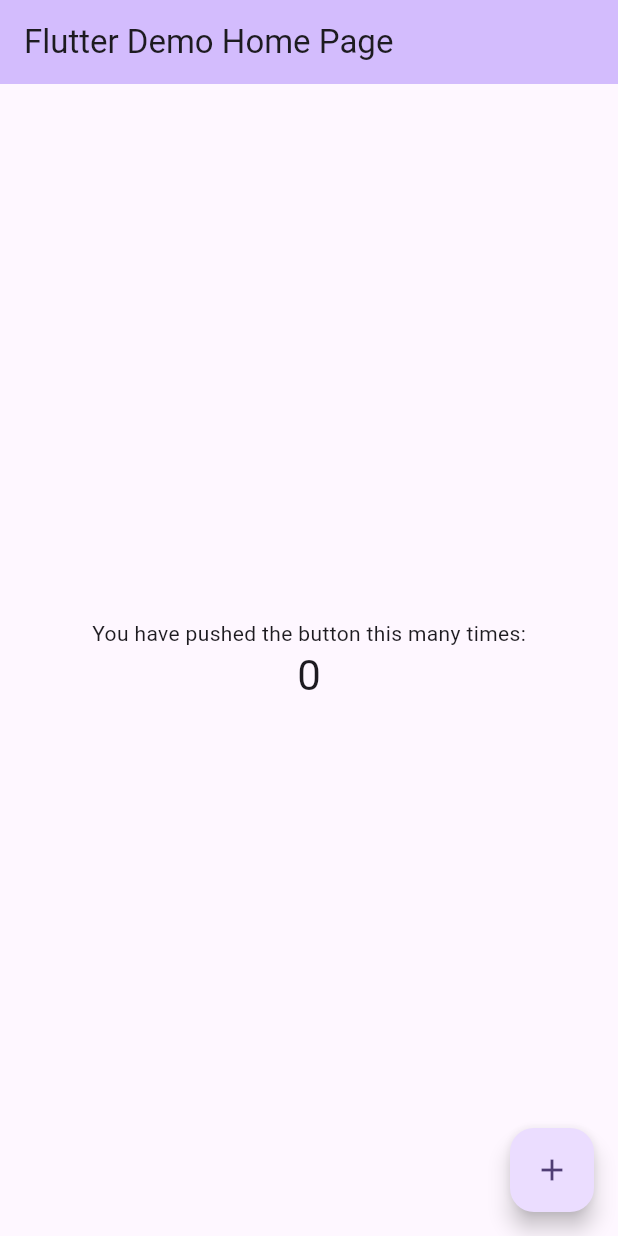
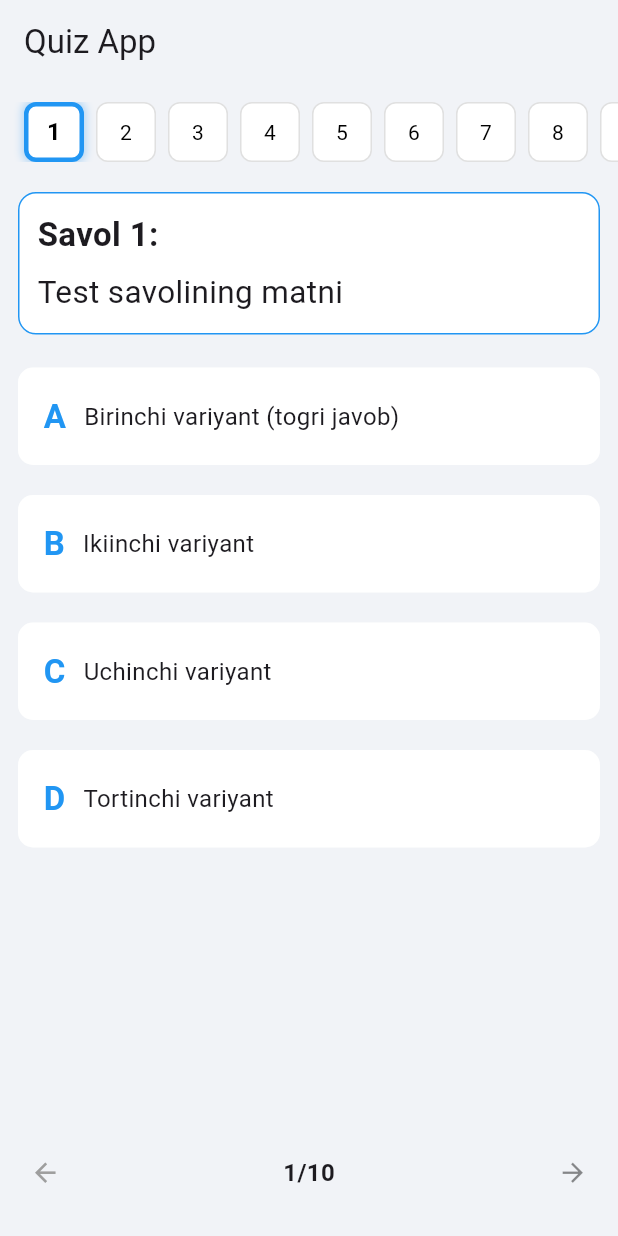
Before and after one commit to Temiraliyev/garant_task, a Flutter app: the screen it shows after launch, on a phone screen of 412 x 824 dp. Run offline on Flutter 3.47's test engine with Material 3 defaults, Android fonts, the phone set to English and light mode, and no system bars.

Commit message:
asosiy oyna yaratildi

```diff
--- a/lib/main.dart
+++ b/lib/main.dart
@@ -1,4 +1,5 @@
 import 'package:flutter/material.dart';
+import 'package:garant_task/screens/home_screen.dart';
 
 void main() {
   runApp(const MyApp());
@@ -11,112 +12,10 @@ class MyApp extends StatelessWidget {
   @override
   Widget build(BuildContext context) {
     return MaterialApp(
-      title: 'Flutter Demo',
       theme: ThemeData(
-        // This is the theme of your application.
-        //
-        // TRY THIS: Try running your application with "flutter run". You'll see
-        // the application has a purple toolbar. Then, without quitting the app,
-        // try changing the seedColor in the colorScheme below to Colors.green
-        // and then invoke "hot reload" (save your changes or press the "hot
-        // reload" button in a Flutter-supported IDE, or press "r" if you used
-        // the command line to start the app).
-        //
-        // Notice that the counter didn't reset back to zero; the application
-        // state is not lost during the reload. To reset the state, use hot
-        // restart instead.
-        //
-        // This works for code too, not just values: Most code changes can be
-        // tested with just a hot reload.
         colorScheme: ColorScheme.fromSeed(seedColor: Colors.deepPurple),
       ),
-      home: const MyHomePage(title: 'Flutter Demo Home Page'),
+      home: QuizScreen(),
     );
   }
 }
-
-class MyHomePage extends StatefulWidget {
-  const MyHomePage({super.key, required this.title});
-
-  // This widget is the home page of your application. It is stateful, meaning
-  // that it has a State object (defined below) that contains fields that affect
-  // how it looks.
-
-  // This class is the configuration for the state. It holds the values (in this
-  // case the title) provided by the parent (in this case the App widget) and
-  // used by the build method of the State. Fields in a Widget subclass are
-  // always marked "final".
-
-  final String title;
-
-  @override
-  State<MyHomePage> createState() => _MyHomePageState();
-}
-
-class _MyHomePageState extends State<MyHomePage> {
-  int _counter = 0;
-
-  void _incrementCounter() {
-    setState(() {
-      // This call to setState tells the Flutter framework that something has
-      // changed in this State, which causes it to rerun the build method below
-      // so that the display can reflect the updated values. If we changed
-      // _counter without calling setState(), then the build method would not be
-      // called again, and so nothing would appear to happen.
-      _counter++;
-    });
-  }
-
-  @override
-  Widget build(BuildContext context) {
-    // This method is rerun every time setState is called, for instance as done
-    // by the _incrementCounter method above.
-    //
-    // The Flutter framework has been optimized to make rerunning build methods
-    // fast, so that you can just rebuild anything that needs updating rather
-    // than having to individually change instances of widgets.
-    return Scaffold(
-      appBar: AppBar(
-        // TRY THIS: Try changing the color here to a specific color (to
-        // Colors.amber, perhaps?) and trigger a hot reload to see the AppBar
-        // change color while the other colors stay the same.
-        backgroundColor: Theme.of(context).colorScheme.inversePrimary,
-        // Here we take the value from the MyHomePage object that was created by
-        // the App.build method, and use it to set our appbar title.
-        title: Text(widget.title),
-      ),
-      body: Center(
-        // Center is a layout widget. It takes a single child and positions it
-        // in the middle of the parent.
-        child: Column(
-          // Column is also a layout widget. It takes a list of children and
-          // arranges them vertically. By default, it sizes itself to fit its
-          // children horizontally, and tries to be as tall as its parent.
-          //
-          // Column has various properties to control how it sizes itself and
-          // how it positions its children. Here we use mainAxisAlignment to
-          // center the children vertically; the main axis here is the vertical
-          // axis because Columns are vertical (the cross axis would be
-          // horizontal).
-          //
-          // TRY THIS: Invoke "debug painting" (choose the "Toggle Debug Paint"
-          // action in the IDE, or press "p" in the console), to see the
-          // wireframe for each widget.
-          mainAxisAlignment: MainAxisAlignment.center,
-          children: <Widget>[
-            const Text('You have pushed the button this many times:'),
-            Text(
-              '$_counter',
-              style: Theme.of(context).textTheme.headlineMedium,
-            ),
-          ],
-        ),
-      ),
-      floatingActionButton: FloatingActionButton(
-        onPressed: _incrementCounter,
-        tooltip: 'Increment',
-        child: const Icon(Icons.add),
-      ), // This trailing comma makes auto-formatting nicer for build methods.
-    );
-  }
-}
--- /dev/null
+++ b/lib/screens/home_screen.dart
@@ -0,0 +1,372 @@
+// ignore_for_file: deprecated_member_use
+
+import 'package:flutter/cupertino.dart';
+import 'package:flutter/material.dart';
+import 'package:garant_task/services/data/questions_data.dart';
+import 'package:garant_task/widgets/answer_card_widget.dart';
+
+class QuizScreen extends StatefulWidget {
+  const QuizScreen({super.key});
+
+  @override
+  State<QuizScreen> createState() => _QuizScreenState();
+}
+
+class _QuizScreenState extends State<QuizScreen> {
+  Map<int, int> selectedAnswers = {};
+  Map<int, bool> answerResults = {};
+  int questionIndex = 0;
+  int score = 0;
+  PageController pageController = PageController();
+  ScrollController indicatorScrollController = ScrollController();
+
+  @override
+  void dispose() {
+    pageController.dispose();
+    indicatorScrollController.dispose();
+    super.dispose();
+  }
+
+  void scrollIndicatorToCurrentIndex() {
+    if (indicatorScrollController.hasClients) {
+      double indicatorWidth = 58.0;
+      double screenWidth = MediaQuery.of(context).size.width;
+      double targetScroll =
+          (questionIndex * indicatorWidth) -
+          (screenWidth / 2) +
+          (indicatorWidth / 2);
+
+      indicatorScrollController.animateTo(
+        targetScroll.clamp(
+          0.0,
+          indicatorScrollController.position.maxScrollExtent,
+        ),
+        duration: Duration(milliseconds: 300),
+        curve: Curves.easeInOut,
+      );
+    }
+  }
+
+  void pickAnswer(int value) {
+    if (selectedAnswers[questionIndex] == null) {
+      setState(() {
+        selectedAnswers[questionIndex] = value;
+        final question = questions[questionIndex];
+        bool isCorrect = value == question.correctAnswerIndex;
+        answerResults[questionIndex] = isCorrect;
+
+        if (isCorrect) {
+          score++;
+        }
+      });
+    }
+  }
+
+  void goToNextQuestion() {
+    if (questionIndex < questions.length - 1) {
+      questionIndex++;
+      pageController.animateToPage(
+        questionIndex,
+        duration: Duration(milliseconds: 300),
+        curve: Curves.easeInOut,
+      );
+      setState(() {});
+
+      WidgetsBinding.instance.addPostFrameCallback((_) {
+        scrollIndicatorToCurrentIndex();
+      });
+    }
+  }
+
+  void goToPreviousQuestion() {
+    if (questionIndex > 0) {
+      questionIndex--;
+      pageController.animateToPage(
+        questionIndex,
+        duration: Duration(milliseconds: 300),
+        curve: Curves.easeInOut,
+      );
+      setState(() {});
+
+      WidgetsBinding.instance.addPostFrameCallback((_) {
+        scrollIndicatorToCurrentIndex();
+      });
+    }
+  }
+
+  void goToFirstUnansweredQuestion() {
+    for (int i = 0; i < questions.length; i++) {
+      if (selectedAnswers[i] == null) {
+        questionIndex = i;
+        pageController.animateToPage(
+          questionIndex,
+          duration: Duration(milliseconds: 300),
+          curve: Curves.easeInOut,
+        );
+        setState(() {});
+
+        WidgetsBinding.instance.addPostFrameCallback((_) {
+          scrollIndicatorToCurrentIndex();
+        });
+        return;
+      }
+    }
+  }
+
+  bool areAllQuestionsAnswered() {
+    return selectedAnswers.length == questions.length;
+  }
+
+  void finishQuiz() {
+    if (!areAllQuestionsAnswered()) {
+      showDialog(
+        context: context,
+        builder: (context) => AlertDialog(
+          title: Text('Diqqat!'),
+          content: Text(
+            'Hamma savollarga javob berilmadi. Birinchi javobsiz savolga o\'tishni xohlaysizmi?',
+          ),
+          actions: [
+            TextButton(
+              onPressed: () {
+                Navigator.pop(context);
+              },
+              child: Text('Yo\'q'),
+            ),
+            TextButton(
+              onPressed: () {
+                Navigator.pop(context);
+                goToFirstUnansweredQuestion();
+              },
+              child: Text('Ha'),
+            ),
+          ],
+        ),
+      );
+    } else {
+      // natijaga otish
+    }
+  }
+
+  @override
+  Widget build(BuildContext context) {
+    return Scaffold(
+      backgroundColor: Color(0xffF1F3F7),
+      appBar: AppBar(
+        title: const Text('Quiz App'),
+        backgroundColor: Color(0xffF1F3F7),
+
+        bottom: PreferredSize(
+          preferredSize: Size.fromHeight(60),
+          child: Container(
+            padding: EdgeInsets.symmetric(vertical: 8),
+            child: SingleChildScrollView(
+              controller: indicatorScrollController,
+              scrollDirection: Axis.horizontal,
+              padding: EdgeInsets.symmetric(horizontal: 12),
+              child: Row(
+                children: List.generate(questions.length, (index) {
+                  Color indicatorColor;
+
+                  if (selectedAnswers.containsKey(index)) {
+                    if (answerResults[index] == true) {
+                      indicatorColor = Colors.green;
+                    } else {
+                      indicatorColor = Colors.red;
+                    }
+                  } else {
+                    indicatorColor = Colors.white;
+                  }
+
+                  bool isCurrent = index == questionIndex;
+
+                  return GestureDetector(
+                    onTap: () {
+                      setState(() {
+                        questionIndex = index;
+                      });
+                      pageController.animateToPage(
+                        index,
+                        duration: Duration(milliseconds: 300),
+                        curve: Curves.easeInOut,
+                      );
+
+                      WidgetsBinding.instance.addPostFrameCallback((_) {
+                        scrollIndicatorToCurrentIndex();
+                      });
+                    },
+                    child: Stack(
+                      children: [
+                        Container(
+                          width: 40,
+                          height: 40,
+                          margin: EdgeInsets.symmetric(horizontal: 4),
+                          decoration: BoxDecoration(
+                            color: indicatorColor,
+                            border: Border.all(
+                              color: isCurrent
+                                  ? Colors.blue
+                                  : Colors.grey[300]!,
+                              width: isCurrent ? 3 : 1,
+                            ),
+                            borderRadius: BorderRadius.circular(8),
+                            boxShadow: isCurrent
+                                ? [
+                                    BoxShadow(
+                                      color: Colors.blue.withOpacity(0.3),
+                                      blurRadius: 4,
+                                      spreadRadius: 1,
+                                    ),
+                                  ]
+                                : [],
+                          ),
+                          child: Center(
+                            child: Text(
+                              '${index + 1}',
+                              style: TextStyle(
+                                color: indicatorColor == Colors.white
+                                    ? Colors.black
+                                    : Colors.white,
+                                fontWeight: isCurrent
+                                    ? FontWeight.bold
+                                    : FontWeight.normal,
+                                fontSize: isCurrent ? 16 : 14,
+                              ),
+                            ),
+                          ),
+                        ),
+                        // Positioned(child: Icon(Icons.abc), top: -15),
+                      ],
+                    ),
+                  );
+                }),
+              ),
+            ),
+          ),
+        ),
+      ),
+      body: Padding(
+        padding: const EdgeInsets.all(12.0),
+        child: PageView.builder(
+          itemCount: questions.length,
+          controller: pageController,
+
+          onPageChanged: (index) {
+            setState(() {
+              questionIndex = index;
+            });
+            WidgetsBinding.instance.addPostFrameCallback((_) {
+              scrollIndicatorToCurrentIndex();
+            });
+          },
+          itemBuilder: (context, index) {
+            final currentQuestion = questions[index];
+            final currentSelectedAnswer = selectedAnswers[index];
+
+            return Column(
+              children: [
+                Container(
+                  width: double.infinity,
+                  padding: EdgeInsets.all(12),
+                  decoration: BoxDecoration(
+                    color: Colors.white,
+                    border: Border.all(color: Colors.blue),
+                    borderRadius: BorderRadius.circular(12),
+                  ),
+                  child: Column(
+                    crossAxisAlignment: CrossAxisAlignment.start,
+                    children: [
+                      Row(
+                        mainAxisAlignment: MainAxisAlignment.spaceBetween,
+                        children: [
+                          Text(
+                            "Savol ${index + 1}:",
+                            style: TextStyle(
+                              fontWeight: FontWeight.bold,
+                              fontSize: 22,
+                            ),
+                          ),
+                        ],
+                      ),
+                      SizedBox(height: 8),
+                      Text(
+                        currentQuestion.question,
+                        style: const TextStyle(fontSize: 21),
+                        textAlign: TextAlign.start,
+                      ),
+                    ],
+                  ),
+                ),
+                SizedBox(height: 12),
+                Expanded(
+                  child: ListView.builder(
+                    shrinkWrap: true,
+                    itemCount: currentQuestion.answers.length,
+                    itemBuilder: (context, answerIndex) {
+                      String label = String.fromCharCode(65 + answerIndex);
+                      return GestureDetector(
+                        onTap: currentSelectedAnswer == null
+                            ? () => pickAnswer(answerIndex)
+                            : null,
+                        child: AnswerCardWidget(
+                          currentIndex: answerIndex,
+                          question: currentQuestion.answers[answerIndex],
+                          isSelected: currentSelectedAnswer == answerIndex,
+                          selectedAnswerIndex: currentSelectedAnswer,
+                          correctAnswerIndex:
+                              currentQuestion.correctAnswerIndex,
+                          optionLabel: label,
+                        ),
+                      );
+                    },
+                  ),
+                ),
+              ],
+            );
+          },
+        ),
+      ),
+      floatingActionButton: questionIndex + 1 != questions.length
+          ? Row(
+              mainAxisAlignment: MainAxisAlignment.spaceBetween,
+              children: [
+                CupertinoButton(
+                  onPressed: questionIndex > 0 ? goToPreviousQuestion : null,
+                  child: Icon(
+                    Icons.arrow_back,
+                    color: questionIndex > 0 ? Colors.black45 : Colors.grey,
+                  ),
+                ),
+                Text(
+                  "${questionIndex + 1}/${questions.length}",
+                  style: TextStyle(fontSize: 16, fontWeight: FontWeight.bold),
+                ),
+                CupertinoButton(
+                  onPressed: questionIndex < questions.length - 1
+                      ? goToNextQuestion
+                      : null,
+                  child: Icon(
+                    Icons.arrow_forward,
+                    color: questionIndex < questions.length - 1
+                        ? Colors.black45
+                        : Colors.grey,
+                  ),
+                ),
+              ],
+            )
+          : Container(
+              margin: EdgeInsets.all(12),
+              width: double.infinity,
+              height: 50,
+              child: CupertinoButton(
+                onPressed: () {
+                  finishQuiz();
+                },
+                color: Colors.blue,
+                child: Text("Yakunlash"),
+              ),
+            ),
+      floatingActionButtonLocation: FloatingActionButtonLocation.centerFloat,
+    );
+  }
+}
--- /dev/null
+++ b/lib/services/data/questions_data.dart
@@ -0,0 +1,104 @@
+import 'package:garant_task/services/models/question_model.dart';
+
+final List<QuestionModel> questions = [
+  QuestionModel(
+    question: 'Test savolining matni',
+    correctAnswerIndex: 0,
+    answers: const [
+      'Birinchi variyant (togri javob)',
+      'Ikiinchi variyant',
+      'Uchinchi variyant',
+      'Tortinchi variyant',
+    ],
+  ),
+  QuestionModel(
+    question: 'Test savolining matni',
+    correctAnswerIndex: 1,
+    answers: const [
+      'Birinchi variyant',
+      'Ikiinchi variyant (togri javob)',
+      'Uchinchi variyant',
+      'Tortinchi variyant',
+    ],
+  ),
+  QuestionModel(
+    question: 'Test savolining matni',
+    correctAnswerIndex: 2,
+    answers: const [
+      'Birinchi variyant',
+      'Ikiinchi variyant',
+      'Uchinchi variyant (togri javob)',
+      'Tortinchi variyant',
+    ],
+  ),
+  QuestionModel(
+    question: 'Test savolining matni',
+    correctAnswerIndex: 3,
+    answers: const [
+      'Birinchi variyant',
+      'Ikiinchi variyant',
+      'Uchinchi variyant',
+      'Tortinchi variyant (togri javob)',
+    ],
+  ),
+  QuestionModel(
+    question: 'Test savolining matni',
+    correctAnswerIndex: 0,
+    answers: const [
+      'Birinchi variyant (togri javob)',
+      'Ikiinchi variyant',
+      'Uchinchi variyant',
+      'Tortinchi variyant',
+    ],
+  ),
+  QuestionModel(
+    question: 'Test savolining matni',
+    correctAnswerIndex: 1,
+    answers: const [
+      'Birinchi variyant',
+      'Ikiinchi variyant (togri javob)',
+      'Uchinchi variyant',
+      'Tortinchi variyant',
+    ],
+  ),
+  QuestionModel(
+    question: 'Test savolining matni',
+    correctAnswerIndex: 0,
+    answers: const [
+      'Birinchi variyant (togri javob)',
+      'Ikiinchi variyant',
+      'Uchinchi variyant',
+      'Tortinchi variyant',
+    ],
+  ),
+  QuestionModel(
+    question: 'Test savolining matni',
+    correctAnswerIndex: 1,
+    answers: const [
+      'Birinchi variyant',
+      'Ikiinchi variyant (togri javob)',
+      'Uchinchi variyant',
+      'Tortinchi variyant',
+    ],
+  ),
+  QuestionModel(
+    question: 'Test savolining matni',
+    correctAnswerIndex: 3,
+    answers: const [
+      'Birinchi variyant',
+      'Ikiinchi variyant',
+      'Uchinchi variyant',
+      'Tortinchi variyant (togri javob)',
+    ],
+  ),
+  QuestionModel(
+    question: 'Test savolining matni',
+    correctAnswerIndex: 3,
+    answers: const [
+      'Birinchi variyant',
+      'Ikiinchi variyant',
+      'Uchinchi variyant',
+      'Tortinchi variyant (togri javob)',
+    ],
+  ),
+];
--- /dev/null
+++ b/lib/services/models/question_model.dart
@@ -0,0 +1,11 @@
+class QuestionModel {
+  final String question;
+  final List<String> answers;
+  final int correctAnswerIndex;
+
+  QuestionModel({
+    required this.question,
+    required this.answers,
+    required this.correctAnswerIndex,
+  });
+}
--- /dev/null
+++ b/lib/widgets/answer_card_widget.dart
@@ -0,0 +1,95 @@
+import 'package:flutter/material.dart';
+
+class AnswerCardWidget extends StatelessWidget {
+  const AnswerCardWidget({
+    super.key,
+    required this.question,
+    required this.isSelected,
+    required this.currentIndex,
+    required this.correctAnswerIndex,
+    required this.selectedAnswerIndex,
+    required this.optionLabel,
+  });
+
+  final String question;
+  final bool isSelected;
+  final int? correctAnswerIndex;
+  final int? selectedAnswerIndex;
+  final int currentIndex;
+  final String optionLabel;
+
+  @override
+  Widget build(BuildContext context) {
+    bool isCorrectAnswer = currentIndex == correctAnswerIndex;
+    bool isWrongAnswer = !isCorrectAnswer && isSelected;
+    return Padding(
+      padding: const EdgeInsets.symmetric(vertical: 10.0),
+      child: selectedAnswerIndex != null
+          ? Container(
+              padding: const EdgeInsets.all(16.0),
+              decoration: BoxDecoration(
+                color: isCorrectAnswer
+                    ? Colors.green
+                    : isWrongAnswer
+                    ? Colors.red
+                    : Colors.white,
+                borderRadius: BorderRadius.circular(12),
+              ),
+              child: Row(
+                children: [
+                  Text(
+                    optionLabel,
+                    style: TextStyle(
+                      color: isCorrectAnswer
+                          ? Colors.white
+                          : isWrongAnswer
+                          ? Colors.white
+                          : Colors.blue,
+                      fontSize: 22,
+                      fontWeight: FontWeight.bold,
+                    ),
+                  ),
+                  const SizedBox(width: 12),
+                  Expanded(
+                    child: Text(
+                      question,
+                      style: TextStyle(
+                        fontSize: 16,
+                        color: isCorrectAnswer
+                            ? Colors.white
+                            : isWrongAnswer
+                            ? Colors.white
+                            : Colors.black,
+                      ),
+                    ),
+                  ),
+                ],
+              ),
+            )
+          : Container(
+              padding: const EdgeInsets.all(16.0),
+              decoration: BoxDecoration(
+                color: Colors.white,
+                borderRadius: BorderRadius.circular(10),
+                border: Border.all(color: Colors.white24),
+              ),
+              child: Row(
+                children: [
+                  Text(
+                    optionLabel,
+                    style: TextStyle(
+                      color: Colors.blue,
+                      fontSize: 22,
+                      fontWeight: FontWeight.bold,
+                    ),
+                  ),
+                  SizedBox(width: 12),
+                  Expanded(
+                    child: Text(question, style: const TextStyle(fontSize: 16)),
+                  ),
+                ],
+              ),
+            ),
+    );
+  }
+}
```
